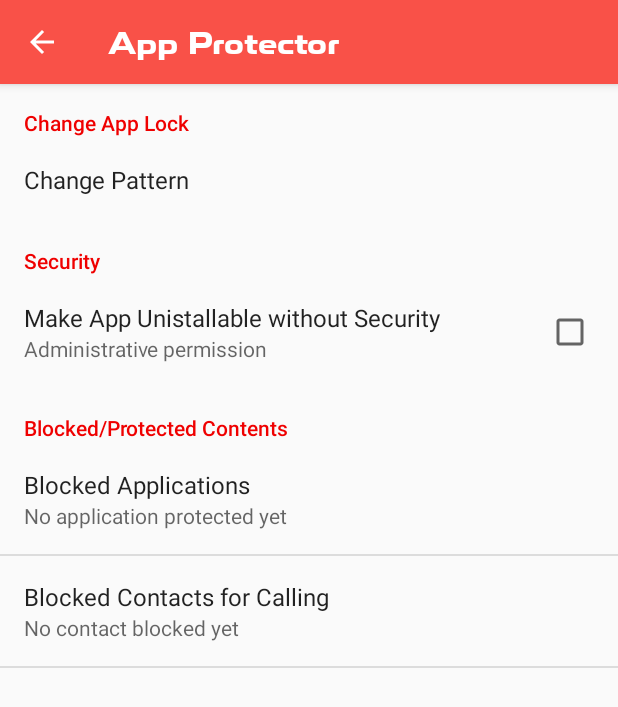
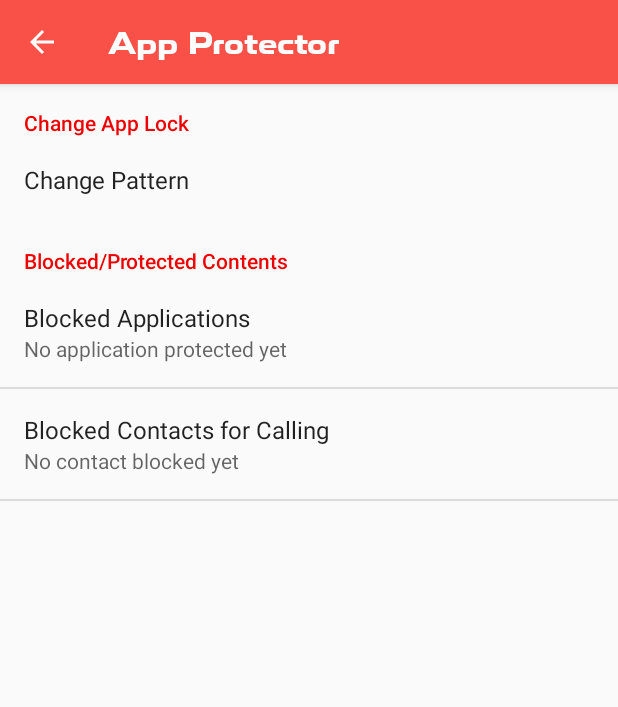
Before and after one commit to imsinghdurgesg/Untrusted, an Android app: the PrefsActivity screen opened directly, with no data from a screen before it, on a phone screen of 412 x 824 dp. Shown: the top 707 px of the screen. Run offline under Robolectric (Android 15) with nearby library versions, the phone set to English and light mode, and no system bars.

Commit message:
removed uninstallable feature

```diff
--- a/app/src/main/java/app/untrusted/activity/PrefsActivity.java
+++ b/app/src/main/java/app/untrusted/activity/PrefsActivity.java
@@ -124,7 +124,7 @@ public class PrefsActivity extends AppCompatActivity  {
             super.onCreate(savedInstanceState);
             addPreferencesFromResource(R.xml.prefs);
             final SwitchPreference switchPreference = (SwitchPreference) findPreference("SwitchTheme");
-            SwitchSecurity = (CheckBoxPreference) findPreference("SwitchSecurity");
+          //  SwitchSecurity = (CheckBoxPreference) findPreference("SwitchSecurity");
 
             Preference lockPreference = findPreference("changeLock");
             lockPreference.setOnPreferenceClickListener(new Preference.OnPreferenceClickListener() {
@@ -174,7 +174,7 @@ public class PrefsActivity extends AppCompatActivity  {
             });
 
 
-            SwitchSecurity.setOnPreferenceClickListener(new Preference.OnPreferenceClickListener() {
+    /*        SwitchSecurity.setOnPreferenceClickListener(new Preference.OnPreferenceClickListener() {
                 @Override
                 public boolean onPreferenceClick(Preference preference) {
 
@@ -221,7 +221,7 @@ public class PrefsActivity extends AppCompatActivity  {
                 }
 
             });
-
+*/
 
 //                     SwitchSecurity.setOnPreferenceClickListener(new Preference.OnPreferenceClickListener() {
 //                @Override
@@ -334,7 +334,7 @@ public class PrefsActivity extends AppCompatActivity  {
             Log.d("here ------App", "önResume Calleed");
             final ComponentName devAdminReceiver = new ComponentName(getActivity().getApplication().getApplicationContext(), AdminReceiver.class);
             final DevicePolicyManager dpm = (DevicePolicyManager) getActivity().getApplication().getApplicationContext().getSystemService(DEVICE_POLICY_SERVICE);
-            SwitchSecurity.setChecked(dpm.isAdminActive(devAdminReceiver));
+         //   SwitchSecurity.setChecked(dpm.isAdminActive(devAdminReceiver));
         }
 
         @Override
--- a/app/src/main/java/app/untrusted/adapter/InstalledAppsAdapter.java
+++ b/app/src/main/java/app/untrusted/adapter/InstalledAppsAdapter.java
@@ -136,7 +136,7 @@ public class InstalledAppsAdapter extends RecyclerView.Adapter<InstalledAppsAdap
                         builder = new AlertDialog.Builder(mContext,R.style.MyDialogTheme);
                     }
                     builder.setTitle("Permission")
-                            .setMessage("Please enable Untrusted app usage access permission in the setting")
+                            .setMessage("In android 5.0 or above,you must permit user access permission in setting to protect your apps")
                             .setCancelable(false)
                             .setPositiveButton(android.R.string.yes, new DialogInterface.OnClickListener() {
                                 public void onClick(DialogInterface dialog, int which) {
--- a/app/src/main/res/xml/prefs.xml
+++ b/app/src/main/res/xml/prefs.xml
@@ -12,7 +12,7 @@
     </app.untrusted.activity.MyPreferenceCategory>
 
 
-    <app.untrusted.activity.MyPreferenceCategory android:title="Security">
+   <!-- <app.untrusted.activity.MyPreferenceCategory android:title="Security">
         <CheckBoxPreference
             android:key="SwitchSecurity"
             android:selectable="true"
@@ -21,7 +21,7 @@
             android:layout_width="match_parent">
         </CheckBoxPreference>
 
-    </app.untrusted.activity.MyPreferenceCategory>
+    </app.untrusted.activity.MyPreferenceCategory>-->
 
     <app.untrusted.activity.MyPreferenceCategory android:title="@string/theme_block_title">
         <Preference
```
